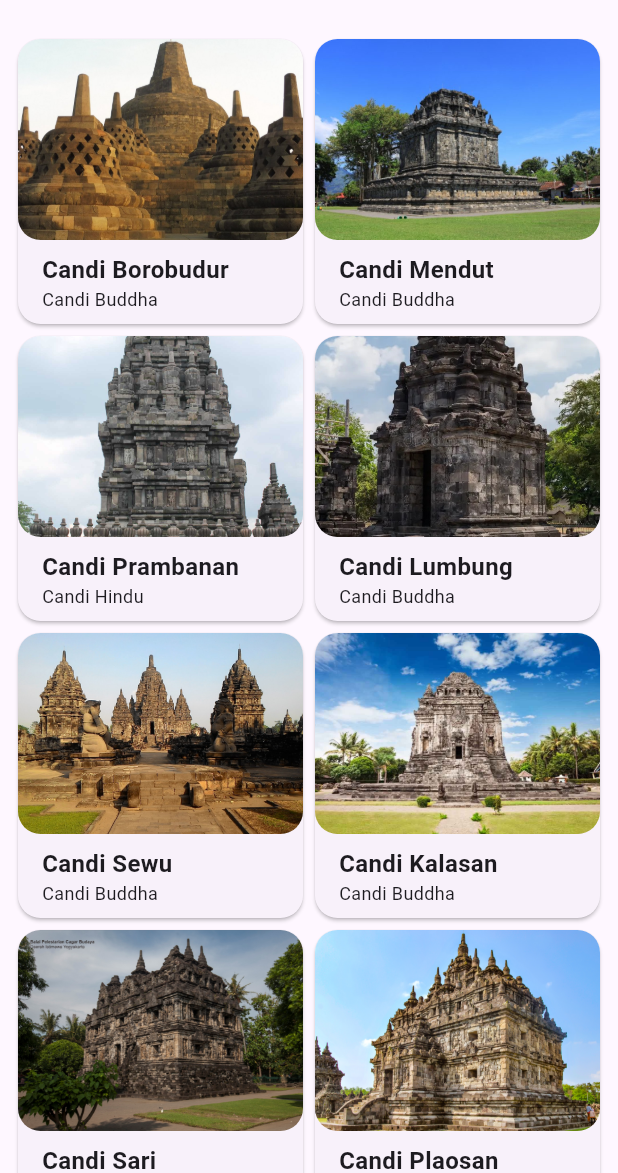
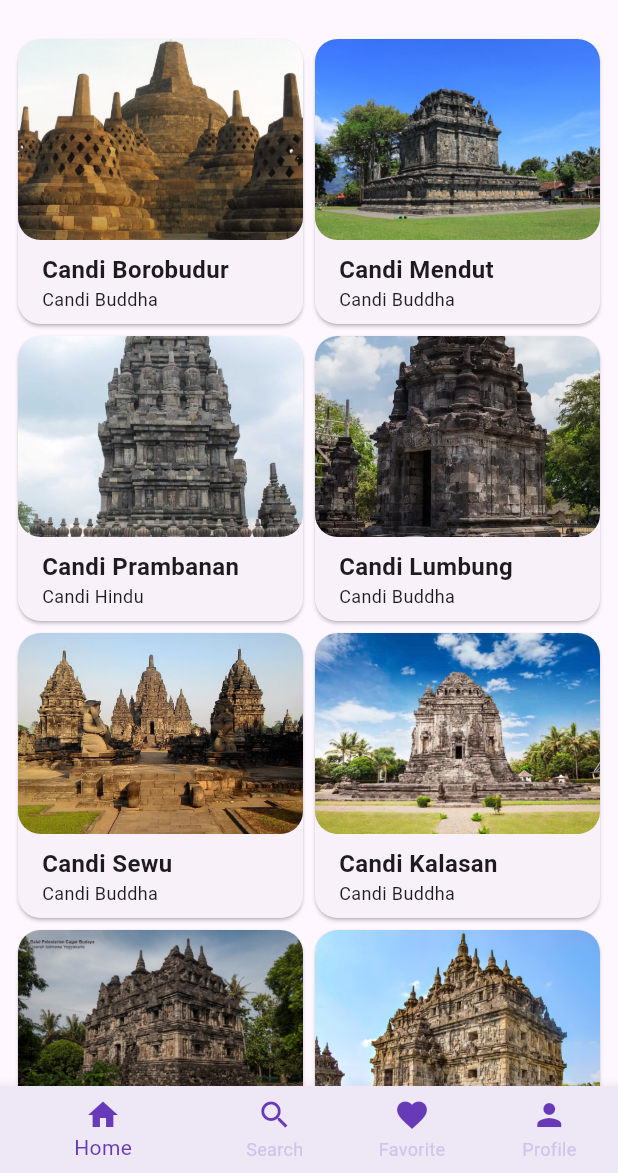
Before and after one commit to Flutter-1/wisata_candi, a Flutter app: the screen it shows after launch, on a phone screen of 412 x 824 dp, the part 63-1236 px from its top. Run offline on Flutter 3.47's test engine with Material 2 defaults, Android fonts, the phone set to English and light mode, and no system bars.

Commit message:
Navigasi dan Routing

```diff
--- a/lib/main.dart
+++ b/lib/main.dart
@@ -1,5 +1,6 @@
 import 'package:flutter/material.dart';
 import 'package:wisata_candi/screens/home_screen.dart';
+import 'package:wisata_candi/screens/main_screen.dart';
 import 'package:wisata_candi/screens/search_screen.dart';
 
 void main() {
@@ -17,7 +18,7 @@ class MyApp extends StatelessWidget {
         colorScheme: ColorScheme.fromSeed(seedColor: Colors.deepPurple),
         useMaterial3: true,
       ),
-      home: const HomeScreen(),
+      home: const MainScreen(),
     );
   }
 }
--- /dev/null
+++ b/lib/screens/main_screen.dart
@@ -0,0 +1,81 @@
+import 'package:flutter/material.dart';
+
+import 'favorite_screen.dart';
+import 'home_screen.dart';
+import 'profile_screen.dart';
+import 'search_screen.dart';
+
+class MainScreen extends StatefulWidget {
+  const MainScreen({super.key});
+
+  @override
+  State<MainScreen> createState() => _MainScreenState();
+}
+
+class _MainScreenState extends State<MainScreen> {
+  // TODO: 1. Deklarasikan variabel
+  int _currentIndex = 0;
+
+  final List<Widget> _children = [
+    const HomeScreen(),
+    const SearchScreen(),
+    const FavoriteScreen(),
+    const ProfileScreen(),
+  ];
+
+  @override
+  Widget build(BuildContext context) {
+    return Scaffold(
+      // TODO: 2. Buat properti body berupa widget yang ditampilkan
+      body: _children[_currentIndex],
+      // TODO: 3. Buat properti bottomNavigationBar dengan nilai Theme
+      bottomNavigationBar: Theme(
+        // TODO: 4. Buat data dan child dari Theme
+        data: Theme.of(context).copyWith(
+          canvasColor: Colors.deepPurple[50],
+        ),
+        child: BottomNavigationBar(
+          currentIndex: _currentIndex,
+          onTap: (index) {
+            setState(() {
+              _currentIndex = index;
+            });
+          },
+          items: const [
+            BottomNavigationBarItem(
+              icon: Icon(
+                Icons.home,
+                color: Colors.deepPurple,
+              ),
+              label: 'Home',
+            ),
+            BottomNavigationBarItem(
+              icon: Icon(
+                Icons.search,
+                color: Colors.deepPurple,
+              ),
+              label: 'Search',
+            ),
+            BottomNavigationBarItem(
+              icon: Icon(
+                Icons.favorite,
+                color: Colors.deepPurple,
+              ),
+              label: 'Favorite',
+            ),
+            BottomNavigationBarItem(
+              icon: Icon(
+                Icons.person,
+                color: Colors.deepPurple,
+              ),
+              label: 'Profile',
+            ),
+          ],
+          selectedItemColor: Colors.deepPurple,
+          unselectedItemColor: Colors.deepPurple[100],
+          showUnselectedLabels: true,
+        ),
+      ),
+    );
+  }
+}
```
Also changed, not shown: lib/screens/favorite_screen.dart (added, +15 -0 lines), lib/screens/profile_screen.dart (added, +116 -0 lines), lib/widgets/profile_info_item.dart (added, +50 -0 lines).
